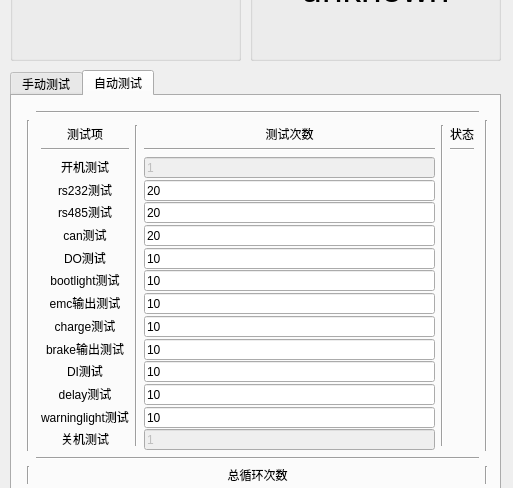
The window that main_window.ui (LitchiCheng/Src_Automatic-Test_Controller) describes before a commit, drawn with Qt 5; both pictures show x 0 to 513 and y 160 to 648 of the 513 by 822 pixel window.
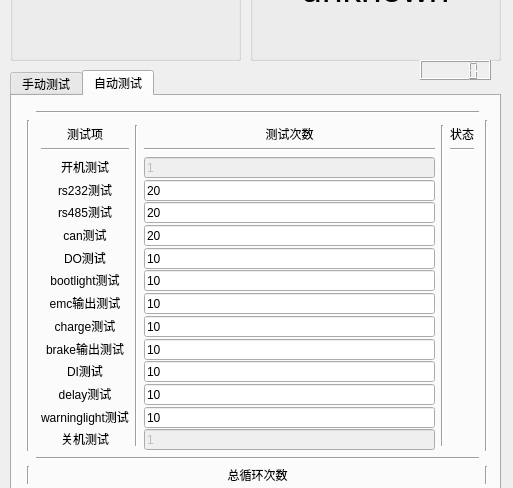
The same window after the commit. Icons and pictures are not drawn.

```diff
--- a/main_window.ui
+++ b/main_window.ui
@@ -1075,7 +1075,7 @@
              </property>
             </widget>
            </item>
-           <item row="9" column="0">
+           <item row="10" column="0">
             <widget class="QLabel" name="atuo_label_brake_state">
              <property name="minimumSize">
               <size>
@@ -1097,7 +1097,7 @@
              </property>
             </widget>
            </item>
-           <item row="5" column="0">
+           <item row="6" column="0">
             <widget class="QLabel" name="atuo_label_do_state">
              <property name="minimumSize">
               <size>
@@ -1119,7 +1119,29 @@
              </property>
             </widget>
            </item>
-           <item row="11" column="0">
+           <item row="7" column="0">
+            <widget class="QLabel" name="atuo_label_bootlight_state">
+             <property name="minimumSize">
+              <size>
+               <width>21</width>
+               <height>21</height>
+              </size>
+             </property>
+             <property name="maximumSize">
+              <size>
+               <width>21</width>
+               <height>21</height>
+              </size>
+             </property>
+             <property name="text">
+              <string/>
+             </property>
+             <property name="pixmap">
+              <pixmap>x.png</pixmap>
+             </property>
+            </widget>
+           </item>
+           <item row="12" column="0">
             <widget class="QLabel" name="atuo_label_delay_state">
              <property name="minimumSize">
               <size>
@@ -1141,7 +1163,7 @@
              </property>
             </widget>
            </item>
-           <item row="4" column="0">
+           <item row="5" column="0">
             <widget class="QLabel" name="atuo_label_can_state">
              <property name="minimumSize">
               <size>
@@ -1163,7 +1185,7 @@
              </property>
             </widget>
            </item>
-           <item row="2" column="0">
+           <item row="3" column="0">
             <widget class="QLabel" name="atuo_label_rs232_state">
              <property name="minimumSize">
               <size>
@@ -1207,29 +1229,7 @@
              </property>
             </widget>
            </item>
-           <item row="13" column="0">
-            <widget class="QLabel" name="atuo_label_poweron_state">
-             <property name="minimumSize">
-              <size>
-               <width>21</width>
-               <height>21</height>
-              </size>
-             </property>
-             <property name="maximumSize">
-              <size>
-               <width>21</width>
-               <height>21</height>
-              </size>
-             </property>
-             <property name="text">
-              <string/>
-             </property>
-             <property name="pixmap">
-              <pixmap>x.png</pixmap>
-             </property>
-            </widget>
-           </item>
-           <item row="3" column="0">
+           <item row="4" column="0">
             <widget class="QLabel" name="atuo_label_rs485_state">
              <property name="minimumSize">
               <size>
@@ -1251,7 +1251,7 @@
              </property>
             </widget>
            </item>
-           <item row="12" column="0">
+           <item row="13" column="0">
             <widget class="QLabel" name="atuo_label_warninglight_state">
              <property name="minimumSize">
               <size>
@@ -1273,7 +1273,7 @@
              </property>
             </widget>
            </item>
-           <item row="10" column="0">
+           <item row="11" column="0">
             <widget class="QLabel" name="atuo_label_di_state">
              <property name="minimumSize">
               <size>
@@ -1295,7 +1295,7 @@
              </property>
             </widget>
            </item>
-           <item row="8" column="0">
+           <item row="9" column="0">
             <widget class="QLabel" name="atuo_label_charge_state">
              <property name="minimumSize">
               <size>
@@ -1317,7 +1317,7 @@
              </property>
             </widget>
            </item>
-           <item row="7" column="0">
+           <item row="8" column="0">
             <widget class="QLabel" name="atuo_label_emc_state">
              <property name="minimumSize">
               <size>
@@ -1346,8 +1346,8 @@
              </property>
             </widget>
            </item>
-           <item row="6" column="0">
-            <widget class="QLabel" name="atuo_label_bootlight_state">
+           <item row="2" column="0">
+            <widget class="QLabel" name="atuo_label_poweron_state">
              <property name="minimumSize">
               <size>
                <width>21</width>
@@ -1650,7 +1650,7 @@
            <property name="horizontalSpacing">
             <number>0</number>
            </property>
-           <item row="12" column="0">
+           <item row="13" column="0">
             <widget class="QLineEdit" name="atuo_line_text_warninglight">
              <property name="minimumSize">
               <size>
@@ -1676,7 +1676,7 @@
              </property>
             </widget>
            </item>
-           <item row="4" column="0">
+           <item row="5" column="0">
             <widget class="QLineEdit" name="atuo_line_text_can">
              <property name="minimumSize">
               <size>
@@ -1695,7 +1695,7 @@
              </property>
             </widget>
            </item>
-           <item row="5" column="0">
+           <item row="6" column="0">
             <widget class="QLineEdit" name="atuo_line_text_do">
              <property name="minimumSize">
               <size>
@@ -1710,7 +1710,7 @@
               </size>
              </property>
              <property name="text">
-              <string>20</string>
+              <string>10</string>
              </property>
             </widget>
            </item>
@@ -1721,7 +1721,7 @@
              </property>
             </widget>
            </item>
-           <item row="9" column="0">
+           <item row="10" column="0">
             <widget class="QLineEdit" name="atuo_line_text_brake">
              <property name="minimumSize">
               <size>
@@ -1740,7 +1740,7 @@
              </property>
             </widget>
            </item>
-           <item row="6" column="0">
+           <item row="7" column="0">
             <widget class="QLineEdit" name="atuo_line_text_bootlight">
              <property name="minimumSize">
               <size>
@@ -1759,7 +1759,7 @@
              </property>
             </widget>
            </item>
-           <item row="7" column="0">
+           <item row="8" column="0">
             <widget class="QLineEdit" name="atuo_line_text_emc">
              <property name="minimumSize">
               <size>
@@ -1800,10 +1800,10 @@
              </property>
             </widget>
            </item>
-           <item row="2" column="0">
+           <item row="3" column="0">
             <widget class="QLineEdit" name="atuo_line_text_rs232">
              <property name="enabled">
-              <bool>false</bool>
+              <bool>true</bool>
              </property>
              <property name="minimumSize">
               <size>
@@ -1818,14 +1818,14 @@
               </size>
              </property>
              <property name="text">
-              <string>1</string>
+              <string>20</string>
              </property>
              <property name="readOnly">
               <bool>true</bool>
              </property>
             </widget>
            </item>
-           <item row="8" column="0">
+           <item row="9" column="0">
             <widget class="QLineEdit" name="atuo_line_text_charge">
              <property name="minimumSize">
               <size>
@@ -1844,7 +1844,7 @@
              </property>
             </widget>
            </item>
-           <item row="11" column="0">
+           <item row="12" column="0">
             <widget class="QLineEdit" name="atuo_line_text_delay">
              <property name="minimumSize">
               <size>
@@ -1863,26 +1863,7 @@
              </property>
             </widget>
            </item>
-           <item row="13" column="0">
-            <widget class="QLineEdit" name="atuo_line_text_poweron">
-             <property name="minimumSize">
-              <size>
-               <width>0</width>
-               <height>21</height>
-              </size>
-             </property>
-             <property name="maximumSize">
-              <size>
-               <width>16777215</width>
-               <height>21</height>
-              </size>
-             </property>
-             <property name="text">
-              <string>10</string>
-             </property>
-            </widget>
-           </item>
-           <item row="3" column="0">
+           <item row="4" column="0">
             <widget class="QLineEdit" name="atuo_line_text_rs485">
              <property name="minimumSize">
               <size>
@@ -1901,7 +1882,7 @@
              </property>
             </widget>
            </item>
-           <item row="10" column="0">
+           <item row="11" column="0">
             <widget class="QLineEdit" name="atuo_line_text_di">
              <property name="minimumSize">
               <size>
@@ -1920,6 +1901,28 @@
              </property>
             </widget>
            </item>
+           <item row="2" column="0">
+            <widget class="QLineEdit" name="atuo_line_text_poweron">
+             <property name="enabled">
+              <bool>false</bool>
+             </property>
+             <property name="minimumSize">
+              <size>
+               <width>0</width>
+               <height>21</height>
+              </size>
+             </property>
+             <property name="maximumSize">
+              <size>
+               <width>16777215</width>
+               <height>21</height>
+              </size>
+             </property>
+             <property name="text">
+              <string>1</string>
+             </property>
+            </widget>
+           </item>
           </layout>
          </item>
          <item row="0" column="3">
@@ -2397,6 +2400,16 @@
      </property>
     </widget>
    </widget>
+   <widget class="QLCDNumber" name="lcdNumber">
+    <property name="geometry">
+     <rect>
+      <x>420</x>
+      <y>220</y>
+      <width>71</width>
+      <height>20</height>
+     </rect>
+    </property>
+   </widget>
   </widget>
   <widget class="QStatusBar" name="statusbar"/>
  </widget>
```
Left out of the diff: 4 changed lines with no effect on the pictures.
